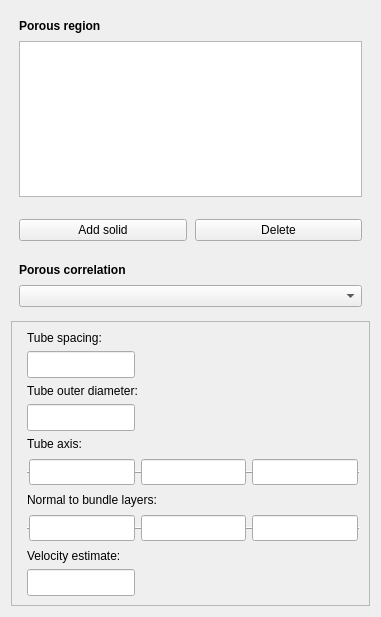
Above: TaskPanelPorousZone.ui from jaheyns/CfdOF before the change. Below: the same form after it.
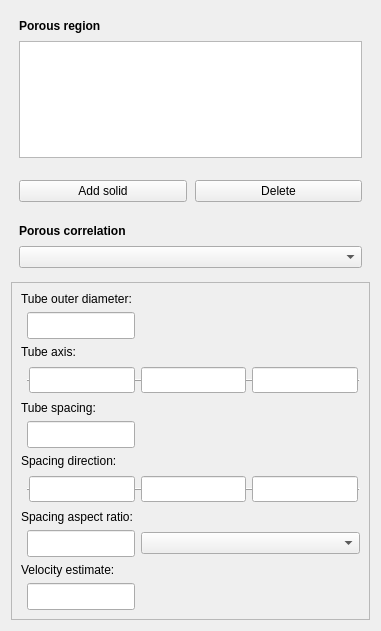
That is the form after the change. Custom widgets are drawn as their Qt base class.

Commit message: CFD: Fix handling of tube pitch in different directions

Diff of the .ui file:
```diff
--- a/TaskPanelPorousZone.ui
+++ b/TaskPanelPorousZone.ui
@@ -7,7 +7,7 @@
     <x>0</x>
     <y>0</y>
     <width>381</width>
-    <height>617</height>
+    <height>631</height>
    </rect>
   </property>
   <property name="windowTitle">
@@ -720,7 +720,50 @@
      </widget>
      <widget class="QWidget" name="page">
       <layout class="QGridLayout" name="gridLayout_3">
-       <item row="1" column="1">
+       <item row="12" column="1">
+        <widget class="QFrame" name="frame_3">
+         <property name="frameShape">
+          <enum>QFrame::NoFrame</enum>
+         </property>
+         <property name="frameShadow">
+          <enum>QFrame::Raised</enum>
+         </property>
+         <layout class="QHBoxLayout" name="horizontalLayout_2">
+          <property name="margin">
+           <number>0</number>
+          </property>
+          <item>
+           <widget class="Gui::InputField" name="inputAspectRatio">
+            <property name="sizePolicy">
+             <sizepolicy hsizetype="Fixed" vsizetype="Fixed">
+              <horstretch>0</horstretch>
+              <verstretch>0</verstretch>
+             </sizepolicy>
+            </property>
+            <property name="minimumSize">
+             <size>
+              <width>80</width>
+              <height>27</height>
+             </size>
+            </property>
+            <property name="unit" stdset="0">
+             <string notr="true"/>
+            </property>
+            <property name="singleStep" stdset="0">
+             <double>0.100000000000000</double>
+            </property>
+            <property name="minimum" stdset="0">
+             <double>0.000000000000000</double>
+            </property>
+           </widget>
+          </item>
+          <item>
+           <widget class="QComboBox" name="comboAspectRatio"/>
+          </item>
+         </layout>
+        </widget>
+       </item>
+       <item row="8" column="1">
         <widget class="Gui::InputField" name="inputTubeSpacing">
          <property name="sizePolicy">
           <sizepolicy hsizetype="Fixed" vsizetype="Fixed">
@@ -740,170 +783,15 @@
          <property name="unit" stdset="0">
           <string notr="true">mm</string>
          </property>
-        </widget>
-       </item>
-       <item row="6" column="1">
-        <widget class="QFrame" name="frame">
-         <property name="frameShape">
-          <enum>QFrame::HLine</enum>
+         <property name="singleStep" stdset="0">
+          <double>0.100000000000000</double>
          </property>
-         <property name="frameShadow">
-          <enum>QFrame::Raised</enum>
+         <property name="minimum" stdset="0">
+          <double>0.000000000000000</double>
          </property>
-         <layout class="QHBoxLayout" name="directionlayout">
-          <property name="margin">
-           <number>0</number>
-          </property>
-          <item>
-           <widget class="Gui::InputField" name="inputTubeAxisX">
-            <property name="sizePolicy">
-             <sizepolicy hsizetype="Preferred" vsizetype="Fixed">
-              <horstretch>0</horstretch>
-              <verstretch>0</verstretch>
-             </sizepolicy>
-            </property>
-            <property name="minimumSize">
-             <size>
-              <width>40</width>
-              <height>26</height>
-             </size>
-            </property>
-            <property name="unit" stdset="0">
-             <string notr="true"/>
-            </property>
-           </widget>
-          </item>
-          <item>
-           <widget class="Gui::InputField" name="inputTubeAxisY">
-            <property name="sizePolicy">
-             <sizepolicy hsizetype="Preferred" vsizetype="Fixed">
-              <horstretch>0</horstretch>
-              <verstretch>0</verstretch>
-             </sizepolicy>
-            </property>
-            <property name="minimumSize">
-             <size>
-              <width>40</width>
-              <height>26</height>
-             </size>
-            </property>
-            <property name="unit" stdset="0">
-             <string notr="true"/>
-            </property>
-           </widget>
-          </item>
-          <item>
-           <widget class="Gui::InputField" name="inputTubeAxisZ">
-            <property name="sizePolicy">
-             <sizepolicy hsizetype="Preferred" vsizetype="Fixed">
-              <horstretch>0</horstretch>
-              <verstretch>0</verstretch>
-             </sizepolicy>
-            </property>
-            <property name="minimumSize">
-             <size>
-              <width>40</width>
-              <height>26</height>
-             </size>
-            </property>
-            <property name="unit" stdset="0">
-             <string notr="true"/>
-            </property>
-           </widget>
-          </item>
-         </layout>
         </widget>
        </item>
-       <item row="8" column="1">
-        <widget class="QFrame" name="frame_2">
-         <property name="frameShape">
-          <enum>QFrame::HLine</enum>
-         </property>
-         <property name="frameShadow">
-          <enum>QFrame::Raised</enum>
-         </property>
-         <layout class="QHBoxLayout" name="horizLayout">
-          <property name="margin">
-           <number>0</number>
-          </property>
-          <item>
-           <widget class="Gui::InputField" name="inputBundleLayerNormalX">
-            <property name="minimumSize">
-             <size>
-              <width>0</width>
-              <height>26</height>
-             </size>
-            </property>
-            <property name="unit" stdset="0">
-             <string notr="true"/>
-            </property>
-           </widget>
-          </item>
-          <item>
-           <widget class="Gui::InputField" name="inputBundleLayerNormalY">
-            <property name="minimumSize">
-             <size>
-              <width>0</width>
-              <height>26</height>
-             </size>
-            </property>
-            <property name="unit" stdset="0">
-             <string notr="true"/>
-            </property>
-           </widget>
-          </item>
-          <item>
-           <widget class="Gui::InputField" name="inputBundleLayerNormalZ">
-            <property name="minimumSize">
-             <size>
-              <width>0</width>
-              <height>26</height>
-             </size>
-            </property>
-            <property name="unit" stdset="0">
-             <string notr="true"/>
-            </property>
-           </widget>
-          </item>
-         </layout>
-        </widget>
-       </item>
-       <item row="0" column="0" colspan="2">
-        <widget class="QLabel" name="label_8">
-         <property name="toolTip">
-          <string>Spacing between nearest-neighbour tubes</string>
-         </property>
-         <property name="text">
-          <string>Tube spacing:</string>
-         </property>
-         <property name="margin">
-          <number>2</number>
-         </property>
-         <property name="indent">
-          <number>6</number>
-         </property>
-        </widget>
-       </item>
-       <item row="3" column="1">
-        <widget class="Gui::InputField" name="inputOuterDiameter">
-         <property name="sizePolicy">
-          <sizepolicy hsizetype="Fixed" vsizetype="Fixed">
-           <horstretch>0</horstretch>
-           <verstretch>0</verstretch>
-          </sizepolicy>
-         </property>
-         <property name="minimumSize">
-          <size>
-           <width>80</width>
-           <height>27</height>
-          </size>
-         </property>
-         <property name="unit" stdset="0">
-          <string notr="true">mm</string>
-         </property>
-        </widget>
-       </item>
-       <item row="10" column="1">
+       <item row="14" column="1">
         <widget class="Gui::InputField" name="inputVelocityEstimate">
          <property name="sizePolicy">
           <sizepolicy hsizetype="Fixed" vsizetype="Fixed">
@@ -920,9 +808,15 @@
          <property name="unit" stdset="0">
           <string notr="true">m/s</string>
          </property>
+         <property name="singleStep" stdset="0">
+          <double>1.000000000000000</double>
+         </property>
+         <property name="minimum" stdset="0">
+          <double>0.000000000000000</double>
+         </property>
         </widget>
        </item>
-       <item row="9" column="0" colspan="2">
+       <item row="13" column="0" colspan="2">
         <widget class="QLabel" name="label_14">
          <property name="toolTip">
           <string>Estimated incident (superficial) velocity used for Reynolds number adjustment of correlation.</string>
@@ -930,27 +824,15 @@
          <property name="text">
           <string>Velocity estimate:</string>
          </property>
-         <property name="margin">
-          <number>2</number>
-         </property>
-         <property name="indent">
-          <number>6</number>
-         </property>
         </widget>
        </item>
-       <item row="7" column="0" colspan="2">
+       <item row="9" column="0" colspan="2">
         <widget class="QLabel" name="label_13">
          <property name="toolTip">
           <string>One of the two axes normal to the tube bundle layers. Any component normal to the tube axis will be ignored.</string>
          </property>
          <property name="text">
-          <string>Normal to bundle layers:</string>
-         </property>
-         <property name="margin">
-          <number>2</number>
-         </property>
-         <property name="indent">
-          <number>6</number>
+          <string>Spacing direction:</string>
          </property>
         </widget>
        </item>
@@ -959,12 +841,6 @@
          <property name="text">
           <string>Tube outer diameter:</string>
          </property>
-         <property name="margin">
-          <number>2</number>
-         </property>
-         <property name="indent">
-          <number>6</number>
-         </property>
         </widget>
        </item>
        <item row="4" column="0" colspan="2">
@@ -975,12 +851,195 @@
          <property name="text">
           <string>Tube axis:</string>
          </property>
-         <property name="margin">
-          <number>2</number>
+        </widget>
+       </item>
+       <item row="10" column="1">
+        <widget class="QFrame" name="frame_2">
+         <property name="frameShape">
+          <enum>QFrame::HLine</enum>
          </property>
-         <property name="indent">
-          <number>6</number>
+         <property name="frameShadow">
+          <enum>QFrame::Raised</enum>
          </property>
+         <layout class="QHBoxLayout" name="horizLayout">
+          <property name="margin">
+           <number>0</number>
+          </property>
+          <item>
+           <widget class="Gui::InputField" name="inputBundleLayerNormalX">
+            <property name="minimumSize">
+             <size>
+              <width>0</width>
+              <height>26</height>
+             </size>
+            </property>
+            <property name="unit" stdset="0">
+             <string notr="true"/>
+            </property>
+            <property name="singleStep" stdset="0">
+             <double>0.100000000000000</double>
+            </property>
+           </widget>
+          </item>
+          <item>
+           <widget class="Gui::InputField" name="inputBundleLayerNormalY">
+            <property name="minimumSize">
+             <size>
+              <width>0</width>
+              <height>26</height>
+             </size>
+            </property>
+            <property name="unit" stdset="0">
+             <string notr="true"/>
+            </property>
+            <property name="singleStep" stdset="0">
+             <double>0.100000000000000</double>
+            </property>
+           </widget>
+          </item>
+          <item>
+           <widget class="Gui::InputField" name="inputBundleLayerNormalZ">
+            <property name="minimumSize">
+             <size>
+              <width>0</width>
+              <height>26</height>
+             </size>
+            </property>
+            <property name="unit" stdset="0">
+             <string notr="true"/>
+            </property>
+            <property name="singleStep" stdset="0">
+             <double>0.100000000000000</double>
+            </property>
+           </widget>
+          </item>
+         </layout>
+        </widget>
+       </item>
+       <item row="3" column="1">
+        <widget class="Gui::InputField" name="inputOuterDiameter">
+         <property name="sizePolicy">
+          <sizepolicy hsizetype="Fixed" vsizetype="Fixed">
+           <horstretch>0</horstretch>
+           <verstretch>0</verstretch>
+          </sizepolicy>
+         </property>
+         <property name="minimumSize">
+          <size>
+           <width>80</width>
+           <height>27</height>
+          </size>
+         </property>
+         <property name="unit" stdset="0">
+          <string notr="true">mm</string>
+         </property>
+         <property name="singleStep" stdset="0">
+          <double>0.100000000000000</double>
+         </property>
+         <property name="minimum" stdset="0">
+          <double>0.000000000000000</double>
+         </property>
+        </widget>
+       </item>
+       <item row="7" column="0" colspan="2">
+        <widget class="QLabel" name="label_8">
+         <property name="toolTip">
+          <string>Spacing between tubes normal to layers</string>
+         </property>
+         <property name="text">
+          <string>Tube spacing:</string>
+         </property>
+        </widget>
+       </item>
+       <item row="11" column="0" colspan="2">
+        <widget class="QLabel" name="label_2">
+         <property name="toolTip">
+          <string>Multiplier used to obtain spacing perpendicular to spacing direction</string>
+         </property>
+         <property name="text">
+          <string>Spacing aspect ratio:</string>
+         </property>
+        </widget>
+       </item>
+       <item row="6" column="1">
+        <widget class="QFrame" name="frame">
+         <property name="frameShape">
+          <enum>QFrame::HLine</enum>
+         </property>
+         <property name="frameShadow">
+          <enum>QFrame::Raised</enum>
+         </property>
+         <layout class="QHBoxLayout" name="directionLayout">
+          <property name="margin">
+           <number>0</number>
+          </property>
+          <item>
+           <widget class="Gui::InputField" name="inputTubeAxisX">
+            <property name="sizePolicy">
+             <sizepolicy hsizetype="Preferred" vsizetype="Fixed">
+              <horstretch>0</horstretch>
+              <verstretch>0</verstretch>
+             </sizepolicy>
+            </property>
+            <property name="minimumSize">
+             <size>
+              <width>40</width>
+              <height>26</height>
+             </size>
+            </property>
+            <property name="unit" stdset="0">
+             <string notr="true"/>
+            </property>
+            <property name="singleStep" stdset="0">
+             <double>0.100000000000000</double>
+            </property>
+           </widget>
+          </item>
+          <item>
+           <widget class="Gui::InputField" name="inputTubeAxisY">
+            <property name="sizePolicy">
+             <sizepolicy hsizetype="Preferred" vsizetype="Fixed">
+              <horstretch>0</horstretch>
+              <verstretch>0</verstretch>
+             </sizepolicy>
+            </property>
+            <property name="minimumSize">
+             <size>
+              <width>40</width>
+              <height>26</height>
+             </size>
+            </property>
+            <property name="unit" stdset="0">
+             <string notr="true"/>
+            </property>
+            <property name="singleStep" stdset="0">
+             <double>0.100000000000000</double>
+            </property>
+           </widget>
+          </item>
+          <item>
+           <widget class="Gui::InputField" name="inputTubeAxisZ">
+            <property name="sizePolicy">
+             <sizepolicy hsizetype="Preferred" vsizetype="Fixed">
+              <horstretch>0</horstretch>
+              <verstretch>0</verstretch>
+             </sizepolicy>
+            </property>
+            <property name="minimumSize">
+             <size>
+              <width>40</width>
+              <height>26</height>
+             </size>
+            </property>
+            <property name="unit" stdset="0">
+             <string notr="true"/>
+            </property>
+            <property name="singleStep" stdset="0">
+             <double>0.100000000000000</double>
+            </property>
+           </widget>
+          </item>
+         </layout>
         </widget>
        </item>
       </layout>
```
Left out of the diff: 31 changed lines with no effect on the pictures. The commit also changes 2 other files.
